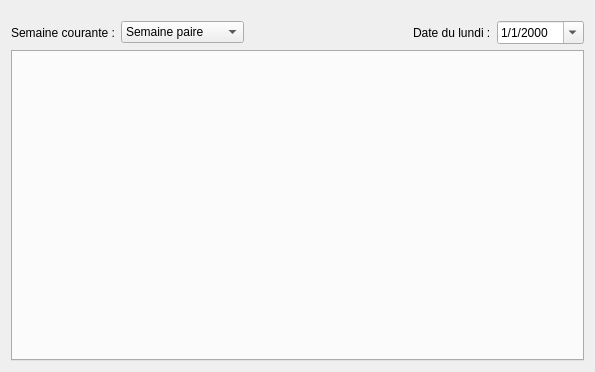
ThFeneuil/KholloAutoQt, file managers/KholloscopeWizardPages/userspage.ui: the form before one commit.
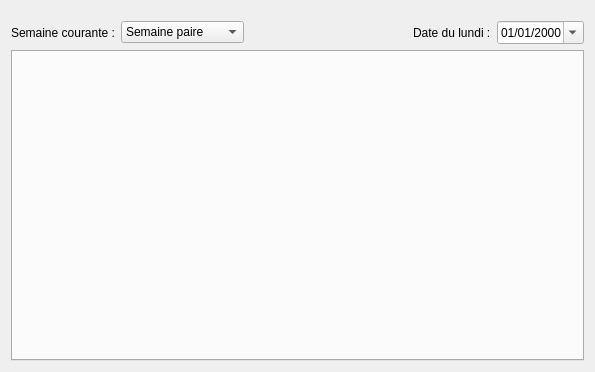
The form after the commit.

Patch:
```diff
--- a/managers/KholloscopeWizardPages/userspage.ui
+++ b/managers/KholloscopeWizardPages/userspage.ui
@@ -72,7 +72,7 @@
      <item>
       <widget class="QDateEdit" name="dateEdit">
        <property name="displayFormat">
-        <string>d/M/yyyy</string>
+        <string>dd/MM/yyyy</string>
        </property>
        <property name="calendarPopup">
         <bool>true</bool>
```
